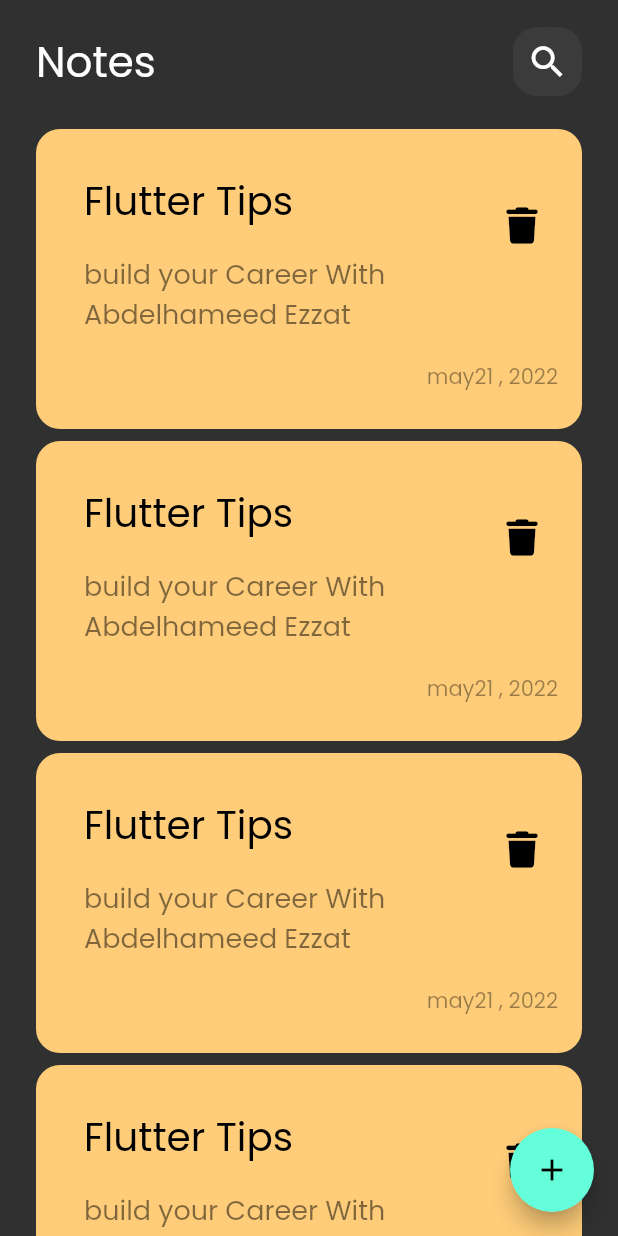
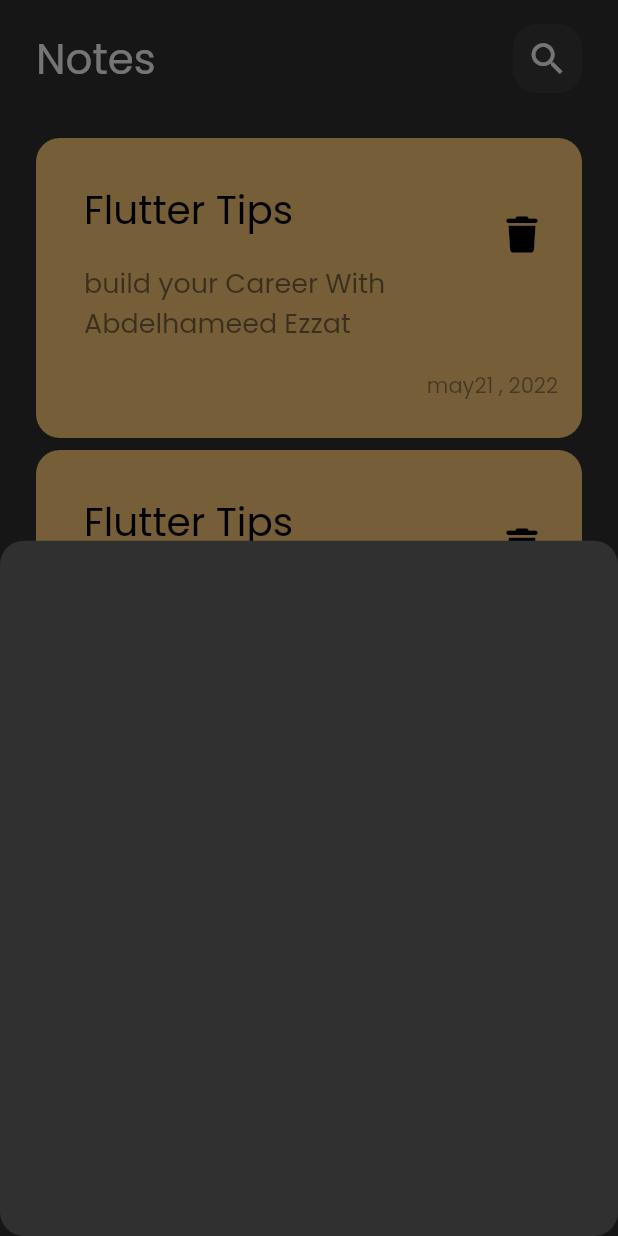
Before and after one commit to abdelhamedEzzat/Notes_app, a Flutter app: the screen it shows after launch, after a tap on the "add" icon, on a phone screen of 412 x 824 dp. Run offline on Flutter 3.47's test engine with Material 2 defaults, Android fonts, the phone set to English and light mode, and no system bars; our stand-ins replace font_awesome_flutter.

Commit message:
add Model bottom Sheet

```diff
--- a/lib/Views/Wigdets/Custom_appbar.dart
+++ b/lib/Views/Wigdets/Custom_appbar.dart
@@ -7,7 +7,7 @@ class CustomAppBar extends StatelessWidget {
   @override
   Widget build(BuildContext context) {
     return const Padding(
-      padding: EdgeInsets.symmetric(vertical: 18),
+      padding: EdgeInsets.symmetric(vertical: 16),
       child: SafeArea(
         child: Column(
           children: [
--- a/lib/Views/Wigdets/NotesView.dart
+++ b/lib/Views/Wigdets/NotesView.dart
@@ -1,4 +1,5 @@
 import 'package:flutter/material.dart';
+import 'package:notes_app/Views/Wigdets/add_model_bottomSheet.dart';
 import 'package:notes_app/Views/Wigdets/notes_view_body.dart';
 
 class NotesView extends StatelessWidget {
@@ -8,7 +9,17 @@ class NotesView extends StatelessWidget {
   Widget build(BuildContext context) {
     return Scaffold(
       floatingActionButton: FloatingActionButton(
-        onPressed: () {},
+        onPressed: () {
+          showModalBottomSheet(
+            shape: RoundedRectangleBorder(
+              borderRadius: BorderRadius.circular(16),
+            ),
+            context: context,
+            builder: (context) {
+              return AddNoteBottomSheet();
+            },
+          );
+        },
         child: const Icon(Icons.add),
       ),
       body: const NotesViewBody(),
--- /dev/null
+++ b/lib/Views/Wigdets/add_model_bottomSheet.dart
@@ -0,0 +1,10 @@
+import 'package:flutter/material.dart';
+
+class AddNoteBottomSheet extends StatelessWidget {
+  const AddNoteBottomSheet({super.key});
+
+  @override
+  Widget build(BuildContext context) {
+    return Container();
+  }
+}
--- a/lib/Views/Wigdets/notes_list_view.dart
+++ b/lib/Views/Wigdets/notes_list_view.dart
@@ -6,12 +6,15 @@ class NotesListView extends StatelessWidget {
 
   @override
   Widget build(BuildContext context) {
-    return ListView.builder(
-      padding: EdgeInsets.zero,
-      itemBuilder: (context, index) {
-        return const Padding(
-            padding: EdgeInsets.symmetric(vertical: 4), child: NoteItem());
-      },
+    return Padding(
+      padding: const EdgeInsets.symmetric(vertical: 10),
+      child: ListView.builder(
+        padding: EdgeInsets.zero,
+        itemBuilder: (context, index) {
+          return const Padding(
+              padding: EdgeInsets.symmetric(vertical: 4), child: NoteItem());
+        },
+      ),
     );
   }
 }
```
